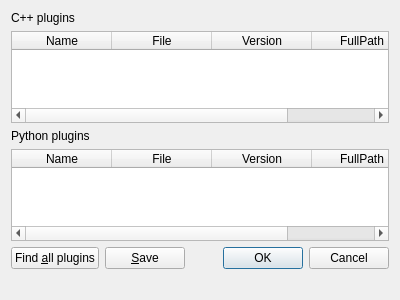
The window that src/gui/dialog/pluginmanagerdialog.ui (Gepetto/gepetto-viewer) describes before a commit, drawn with Qt 5.
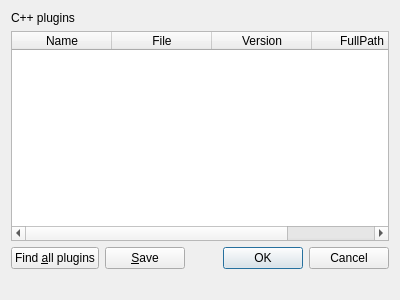
The same window after the commit. Icons and pictures are not drawn.

Commit message: Drop unused and unmaintained PythonQt

```diff
--- a/src/gui/dialog/pluginmanagerdialog.ui
+++ b/src/gui/dialog/pluginmanagerdialog.ui
@@ -56,43 +56,6 @@
      </column>
     </widget>
    </item>
-   <item>
-    <widget class="QLabel" name="pyPluginHeader">
-     <property name="text">
-      <string>Python plugins</string>
-     </property>
-    </widget>
-   </item>
-   <item>
-    <widget class="QTableWidget" name="pypluginList">
-     <property name="contextMenuPolicy">
-      <enum>Qt::CustomContextMenu</enum>
-     </property>
-     <property name="editTriggers">
-      <set>QAbstractItemView::NoEditTriggers</set>
-     </property>
-     <column>
-      <property name="text">
-       <string>Name</string>
-      </property>
-     </column>
-     <column>
-      <property name="text">
-       <string>File</string>
-      </property>
-     </column>
-     <column>
-      <property name="text">
-       <string>Version</string>
-      </property>
-     </column>
-     <column>
-      <property name="text">
-       <string>FullPath</string>
-      </property>
-     </column>
-    </widget>
-   </item>
    <item>
     <layout class="QHBoxLayout" name="horizontalLayout_2">
      <item>
```
The commit also changes 48 other files.
